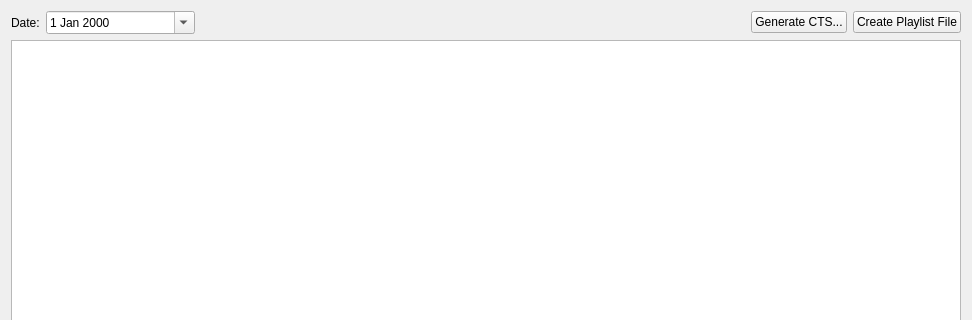
First picture: the form in pixelplan/rave/PixelPlan/playlistform.ui, repository pgathogo/raven, before the edit; both pictures show x 0 to 972 and y 0 to 320 of the 972 by 522 pixel window.
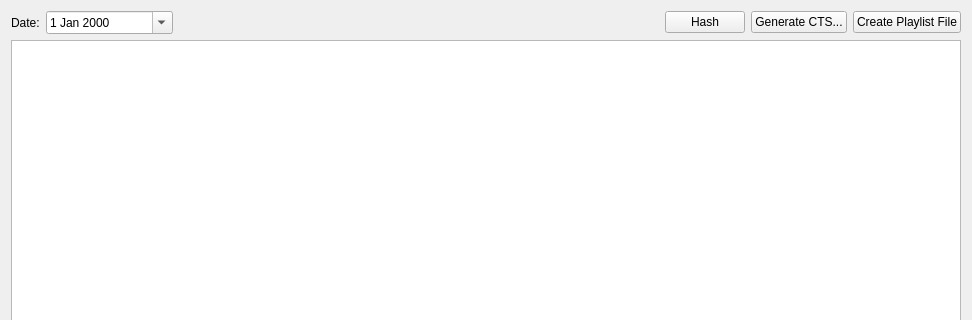
Second picture: the form after the edit.

```diff
--- a/pixelplan/rave/PixelPlan/playlistform.ui
+++ b/pixelplan/rave/PixelPlan/playlistform.ui
@@ -15,7 +15,7 @@
   </property>
   <layout class="QVBoxLayout" name="verticalLayout">
    <item>
-    <layout class="QHBoxLayout" name="horizontalLayout_2" stretch="20,60,0,0">
+    <layout class="QHBoxLayout" name="horizontalLayout_2" stretch="20,60,0,0,0">
      <item>
       <layout class="QHBoxLayout" name="horizontalLayout" stretch="0,1">
        <item>
@@ -47,6 +47,13 @@
        </property>
       </spacer>
      </item>
+     <item>
+      <widget class="QPushButton" name="btnHash">
+       <property name="text">
+        <string>Hash</string>
+       </property>
+      </widget>
+     </item>
      <item>
       <widget class="QPushButton" name="btnXL">
        <property name="text">
```
